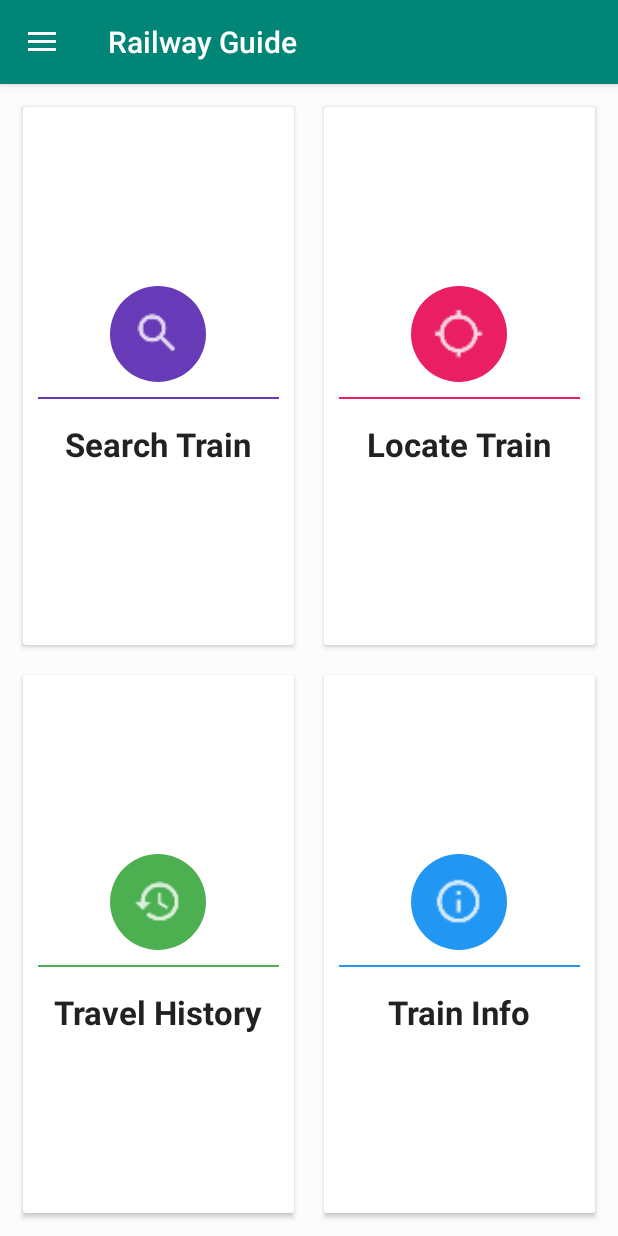
After one commit to Sowmik23/RailwayGuide, an Android app: the NavigationBarActivity screen opened directly, with no data from a screen before it, on a phone screen of 412 x 824 dp. The commit adds this screen. Run offline under Robolectric (Android 15) with nearby library versions, the phone set to English and light mode, and no system bars.

Commit message:
after adding navigation bar without fragment

```diff
--- a/app/build.gradle
+++ b/app/build.gradle
@@ -22,6 +22,8 @@ dependencies {
     implementation fileTree(dir: 'libs', include: ['*.jar'])
     implementation 'com.android.support:appcompat-v7:28.0.0'
     implementation 'com.android.support:cardview-v7:28.0.0'
+    implementation 'com.android.support:design:28.0.0'
+
     implementation 'com.android.support.constraint:constraint-layout:1.1.3'
     testImplementation 'junit:junit:4.12'
     androidTestImplementation 'com.android.support.test:runner:1.0.2'
--- a/app/src/main/java/com/example/sowmik/offline3/MainActivity.java
+++ b/app/src/main/java/com/example/sowmik/offline3/MainActivity.java
@@ -40,7 +40,7 @@ public class MainActivity extends AppCompatActivity {
                 if(username.equals("admin") && pass.endsWith("1234"))
                 {
 
-                    Intent intent = new Intent(MainActivity.this,SecondActivity.class);
+                    Intent intent = new Intent(MainActivity.this,NavigationBarActivity.class);
                     startActivity(intent);
 
                 }
--- /dev/null
+++ b/app/src/main/java/com/example/sowmik/offline3/NavigationBarActivity.java
@@ -0,0 +1,116 @@
+package com.example.sowmik.offline3;
+
+import android.content.Intent;
+import android.support.annotation.NonNull;
+import android.support.design.widget.NavigationView;
+import android.support.v4.widget.DrawerLayout;
+import android.support.v7.app.ActionBarDrawerToggle;
+import android.support.v7.app.AppCompatActivity;
+import android.os.Bundle;
+import android.view.MenuItem;
+import android.widget.Toast;
+
+public class NavigationBarActivity extends AppCompatActivity implements NavigationView.OnNavigationItemSelectedListener {
+
+    private NavigationView navigationView;
+    private DrawerLayout drawerLayout;
+    private ActionBarDrawerToggle actionBarDrawerToggle;
+
+
+    @Override
+    protected void onCreate(Bundle savedInstanceState) {
+        super.onCreate(savedInstanceState);
+        setContentView(R.layout.activity_navigation_bar);
+
+
+        drawerLayout = findViewById(R.id.drawerlayoutid);
+
+
+        actionBarDrawerToggle = new ActionBarDrawerToggle(this,drawerLayout,R.string.Open,R.string.Close);
+        actionBarDrawerToggle.setDrawerIndicatorEnabled(true);
+
+
+        drawerLayout.addDrawerListener(actionBarDrawerToggle);
+        actionBarDrawerToggle.syncState();
+
+
+        //to display the navigation bar
+
+        getSupportActionBar().setDisplayHomeAsUpEnabled(true);
+
+
+        navigationView = findViewById(R.id.nav_viewid);
+
+        navigationView.setNavigationItemSelectedListener(this);
+
+        if(savedInstanceState==null)
+        {
+
+
+
+            navigationView.setCheckedItem(R.id.nav_viewid);
+        }
+
+
+    }
+
+    @Override
+    public boolean onOptionsItemSelected(MenuItem item) {
+
+        return actionBarDrawerToggle.onOptionsItemSelected(item) || super.onOptionsItemSelected(item);
+    }
+
+    @Override
+    public boolean onNavigationItemSelected(@NonNull MenuItem menuItem) {
+
+        if (menuItem.getItemId()==R.id.homeid)
+        {
+
+            Intent intent = new Intent(NavigationBarActivity.this,SecondActivity.class);
+            startActivity(intent);
+
+            Toast.makeText(NavigationBarActivity.this, "Home", Toast.LENGTH_SHORT).show();
+        }
+        else if (menuItem.getItemId()==R.id.myprofileid)
+        {
+
+            Toast.makeText(NavigationBarActivity.this, "Profile", Toast.LENGTH_SHORT).show();
+        }
+        else if (menuItem.getItemId()==R.id.settingid)
+        {
+
+            Toast.makeText(NavigationBarActivity.this, "Setting", Toast.LENGTH_SHORT).show();
+        }
+        else if (menuItem.getItemId()==R.id.helpid)
+        {
+
+            Toast.makeText(NavigationBarActivity.this, "Help", Toast.LENGTH_SHORT).show();
+        }
+        else if (menuItem.getItemId()==R.id.signoutid)
+        {
+
+            Toast.makeText(NavigationBarActivity.this, "Sign Out", Toast.LENGTH_SHORT).show();
+        }
+
+
+
+        else if (menuItem.getItemId()==R.id.shareid)
+        {
+
+            Toast.makeText(NavigationBarActivity.this, "Share", Toast.LENGTH_SHORT).show();
+        }
+        else if (menuItem.getItemId()==R.id.feedbackid)
+        {
+
+            Toast.makeText(NavigationBarActivity.this, "Feedback", Toast.LENGTH_SHORT).show();
+        }
+        else if (menuItem.getItemId()==R.id.messageid)
+        {
+
+            Toast.makeText(NavigationBarActivity.this, "Message", Toast.LENGTH_SHORT).show();
+        }
+
+
+        return true;
+    }
+}
--- a/app/src/main/java/com/example/sowmik/offline3/SecondActivity.java
+++ b/app/src/main/java/com/example/sowmik/offline3/SecondActivity.java
@@ -16,6 +16,11 @@ public class SecondActivity extends AppCompatActivity implements View.OnClickLis
     protected void onCreate(Bundle savedInstanceState) {
         super.onCreate(savedInstanceState);
         setContentView(R.layout.activity_second);
+
+        getSupportActionBar().setDisplayHomeAsUpEnabled(true);
+        getSupportActionBar().setDisplayShowHomeEnabled(true);
+
+
 
         SearchTrainCardView = findViewById(R.id.searchtrainid);
         LocateTrainCardView = findViewById(R.id.locatetrainid);
--- a/app/src/main/java/com/example/sowmik/offline3/SplashScreenActivity.java
+++ b/app/src/main/java/com/example/sowmik/offline3/SplashScreenActivity.java
@@ -48,7 +48,7 @@ public class SplashScreenActivity extends AppCompatActivity {
     public  void doWork()
     {
 
-        for(progress =10;progress<=100;progress+=10)
+        for(progress =20;progress<=100;progress+=20)
         {
             try {
                 Thread.sleep(1000);
--- /dev/null
+++ b/app/src/main/res/drawable/ic_android_black_24dp.xml
@@ -0,0 +1,9 @@
+<vector xmlns:android="http://schemas.android.com/apk/res/android"
+        android:width="24dp"
+        android:height="24dp"
+        android:viewportWidth="24.0"
+        android:viewportHeight="24.0">
+    <path
+        android:fillColor="#FF000000"
+        android:pathData="M6,18c0,0.55 0.45,1 1,1h1v3.5c0,0.83 0.67,1.5 1.5,1.5s1.5,-0.67 1.5,-1.5L11,19h2v3.5c0,0.83 0.67,1.5 1.5,1.5s1.5,-0.67 1.5,-1.5L16,19h1c0.55,0 1,-0.45 1,-1L18,8L6,8v10zM3.5,8C2.67,8 2,8.67 2,9.5v7c0,0.83 0.67,1.5 1.5,1.5S5,17.33 5,16.5v-7C5,8.67 4.33,8 3.5,8zM20.5,8c-0.83,0 -1.5,0.67 -1.5,1.5v7c0,0.83 0.67,1.5 1.5,1.5s1.5,-0.67 1.5,-1.5v-7c0,-0.83 -0.67,-1.5 -1.5,-1.5zM15.53,2.16l1.3,-1.3c0.2,-0.2 0.2,-0.51 0,-0.71 -0.2,-0.2 -0.51,-0.2 -0.71,0l-1.48,1.48C13.85,1.23 12.95,1 12,1c-0.96,0 -1.86,0.23 -2.66,0.63L7.85,0.15c-0.2,-0.2 -0.51,-0.2 -0.71,0 -0.2,0.2 -0.2,0.51 0,0.71l1.31,1.31C6.97,3.26 6,5.01 6,7h12c0,-1.99 -0.97,-3.75 -2.47,-4.84zM10,5L9,5L9,4h1v1zM15,5h-1L14,4h1v1z"/>
+</vector>
--- /dev/null
+++ b/app/src/main/res/drawable/ic_feedback_icon.xml
@@ -0,0 +1,9 @@
+<vector xmlns:android="http://schemas.android.com/apk/res/android"
+        android:width="24dp"
+        android:height="24dp"
+        android:viewportWidth="24.0"
+        android:viewportHeight="24.0">
+    <path
+        android:fillColor="#FF000000"
+        android:pathData="M20,2L4,2c-1.1,0 -1.99,0.9 -1.99,2L2,22l4,-4h14c1.1,0 2,-0.9 2,-2L22,4c0,-1.1 -0.9,-2 -2,-2zM13,14h-2v-2h2v2zM13,10h-2L11,6h2v4z"/>
+</vector>
--- /dev/null
+++ b/app/src/main/res/drawable/ic_help_icon.xml
@@ -0,0 +1,9 @@
+<vector xmlns:android="http://schemas.android.com/apk/res/android"
+        android:width="24dp"
+        android:height="24dp"
+        android:viewportWidth="24.0"
+        android:viewportHeight="24.0">
+    <path
+        android:fillColor="#FF000000"
+        android:pathData="M12,2C6.48,2 2,6.48 2,12s4.48,10 10,10 10,-4.48 10,-10S17.52,2 12,2zM13,19h-2v-2h2v2zM15.07,11.25l-0.9,0.92C13.45,12.9 13,13.5 13,15h-2v-0.5c0,-1.1 0.45,-2.1 1.17,-2.83l1.24,-1.26c0.37,-0.36 0.59,-0.86 0.59,-1.41 0,-1.1 -0.9,-2 -2,-2s-2,0.9 -2,2L8,9c0,-2.21 1.79,-4 4,-4s4,1.79 4,4c0,0.88 -0.36,1.68 -0.93,2.25z"/>
+</vector>
--- /dev/null
+++ b/app/src/main/res/drawable/ic_home_icon.xml
@@ -0,0 +1,9 @@
+<vector xmlns:android="http://schemas.android.com/apk/res/android"
+        android:width="24dp"
+        android:height="24dp"
+        android:viewportWidth="24.0"
+        android:viewportHeight="24.0">
+    <path
+        android:fillColor="#FF000000"
+        android:pathData="M10,20v-6h4v6h5v-8h3L12,3 2,12h3v8z"/>
+</vector>
--- /dev/null
+++ b/app/src/main/res/drawable/ic_message_icon.xml
@@ -0,0 +1,9 @@
+<vector xmlns:android="http://schemas.android.com/apk/res/android"
+        android:width="24dp"
+        android:height="24dp"
+        android:viewportWidth="24.0"
+        android:viewportHeight="24.0">
+    <path
+        android:fillColor="#FF000000"
+        android:pathData="M20,2L4,2c-1.1,0 -1.99,0.9 -1.99,2L2,22l4,-4h14c1.1,0 2,-0.9 2,-2L22,4c0,-1.1 -0.9,-2 -2,-2zM18,14L6,14v-2h12v2zM18,11L6,11L6,9h12v2zM18,8L6,8L6,6h12v2z"/>
+</vector>
--- /dev/null
+++ b/app/src/main/res/drawable/ic_person_profile.xml
@@ -0,0 +1,9 @@
+<vector xmlns:android="http://schemas.android.com/apk/res/android"
+        android:width="24dp"
+        android:height="24dp"
+        android:viewportWidth="24.0"
+        android:viewportHeight="24.0">
+    <path
+        android:fillColor="#FF000000"
+        android:pathData="M12,12c2.21,0 4,-1.79 4,-4s-1.79,-4 -4,-4 -4,1.79 -4,4 1.79,4 4,4zM12,14c-2.67,0 -8,1.34 -8,4v2h16v-2c0,-2.66 -5.33,-4 -8,-4z"/>
+</vector>
--- /dev/null
+++ b/app/src/main/res/drawable/ic_settings_icon.xml
@@ -0,0 +1,9 @@
+<vector xmlns:android="http://schemas.android.com/apk/res/android"
+        android:width="24dp"
+        android:height="24dp"
+        android:viewportWidth="24.0"
+        android:viewportHeight="24.0">
+    <path
+        android:fillColor="#FF000000"
+        android:pathData="M19.43,12.98c0.04,-0.32 0.07,-0.64 0.07,-0.98s-0.03,-0.66 -0.07,-0.98l2.11,-1.65c0.19,-0.15 0.24,-0.42 0.12,-0.64l-2,-3.46c-0.12,-0.22 -0.39,-0.3 -0.61,-0.22l-2.49,1c-0.52,-0.4 -1.08,-0.73 -1.69,-0.98l-0.38,-2.65C14.46,2.18 14.25,2 14,2h-4c-0.25,0 -0.46,0.18 -0.49,0.42l-0.38,2.65c-0.61,0.25 -1.17,0.59 -1.69,0.98l-2.49,-1c-0.23,-0.09 -0.49,0 -0.61,0.22l-2,3.46c-0.13,0.22 -0.07,0.49 0.12,0.64l2.11,1.65c-0.04,0.32 -0.07,0.65 -0.07,0.98s0.03,0.66 0.07,0.98l-2.11,1.65c-0.19,0.15 -0.24,0.42 -0.12,0.64l2,3.46c0.12,0.22 0.39,0.3 0.61,0.22l2.49,-1c0.52,0.4 1.08,0.73 1.69,0.98l0.38,2.65c0.03,0.24 0.24,0.42 0.49,0.42h4c0.25,0 0.46,-0.18 0.49,-0.42l0.38,-2.65c0.61,-0.25 1.17,-0.59 1.69,-0.98l2.49,1c0.23,0.09 0.49,0 0.61,-0.22l2,-3.46c0.12,-0.22 0.07,-0.49 -0.12,-0.64l-2.11,-1.65zM12,15.5c-1.93,0 -3.5,-1.57 -3.5,-3.5s1.57,-3.5 3.5,-3.5 3.5,1.57 3.5,3.5 -1.57,3.5 -3.5,3.5z"/>
+</vector>
--- /dev/null
+++ b/app/src/main/res/drawable/ic_share_icon.xml
@@ -0,0 +1,9 @@
+<vector xmlns:android="http://schemas.android.com/apk/res/android"
+        android:width="24dp"
+        android:height="24dp"
+        android:viewportWidth="24.0"
+        android:viewportHeight="24.0">
+    <path
+        android:fillColor="#FF000000"
+        android:pathData="M18,16.08c-0.76,0 -1.44,0.3 -1.96,0.77L8.91,12.7c0.05,-0.23 0.09,-0.46 0.09,-0.7s-0.04,-0.47 -0.09,-0.7l7.05,-4.11c0.54,0.5 1.25,0.81 2.04,0.81 1.66,0 3,-1.34 3,-3s-1.34,-3 -3,-3 -3,1.34 -3,3c0,0.24 0.04,0.47 0.09,0.7L8.04,9.81C7.5,9.31 6.79,9 6,9c-1.66,0 -3,1.34 -3,3s1.34,3 3,3c0.79,0 1.5,-0.31 2.04,-0.81l7.12,4.16c-0.05,0.21 -0.08,0.43 -0.08,0.65 0,1.61 1.31,2.92 2.92,2.92 1.61,0 2.92,-1.31 2.92,-2.92s-1.31,-2.92 -2.92,-2.92z"/>
+</vector>
--- /dev/null
+++ b/app/src/main/res/layout/activity_navigation_bar.xml
@@ -0,0 +1,265 @@
+<?xml version="1.0" encoding="utf-8"?>
+
+<android.support.v4.widget.DrawerLayout
+    xmlns:android="http://schemas.android.com/apk/res/android"
+    xmlns:app="http://schemas.android.com/apk/res-auto"
+    xmlns:tools="http://schemas.android.com/tools"
+    android:layout_width="match_parent"
+    android:layout_height="match_parent"
+    tools:openDrawer="start"
+    android:orientation="vertical"
+    android:id="@+id/drawerlayoutid"
+
+    android:fitsSystemWindows="false"
+    >
+
+
+    <LinearLayout
+        xmlns:android="http://schemas.android.com/apk/res/android"
+        xmlns:app="http://schemas.android.com/apk/res-auto"
+        xmlns:tools="http://schemas.android.com/tools"
+        android:layout_width="match_parent"
+        android:layout_height="match_parent"
+
+        android:background="@color/background_color"
+        android:orientation="vertical"
+        android:weightSum="2"
+        android:padding="5dp"
+        android:gravity="center"
+        tools:context=".NavigationBarActivity">
+
+
+        <LinearLayout
+            android:gravity="center"
+            android:layout_weight="1"
+            android:orientation="horizontal"
+            android:clipToPadding="false"
+            android:layout_width="match_parent"
+            android:layout_height="0dp">
+
+            <android.support.v7.widget.CardView
+
+                android:foreground="?android:attr/selectableItemBackground"
+                android:clickable="true"
+                android:layout_margin="10dp"
+                android:id="@+id/searchtrainid"
+                android:layout_weight="1"
+                android:layout_width="0dp"
+                android:layout_height="match_parent">
+
+
+                <LinearLayout
+                    android:orientation="vertical"
+                    android:gravity="center"
+                    android:layout_width="match_parent"
+                    android:layout_height="match_parent">
+
+                    <ImageView
+                        android:layout_width="64dp"
+                        android:layout_height="64dp"
+                        android:src="@drawable/ic_action_user_search_icon"
+                        android:padding="10dp"
+                        android:background="@drawable/circlebackgroundpurple"
+                        />
+                    <View
+                        android:layout_width="match_parent"
+                        android:layout_height="1dp"
+                        android:layout_margin="10dp"
+                        android:background="@color/material_deep_purple"
+                        />
+
+                    <TextView
+                        android:textAppearance="?android:textAppearanceLarge"
+                        android:layout_width="wrap_content"
+                        android:layout_height="wrap_content"
+                        android:layout_marginTop="5dp"
+                        android:textStyle="bold"
+                        android:text="@string/option1"
+                        />
+
+
+                </LinearLayout>
+
+
+
+            </android.support.v7.widget.CardView>
+
+
+            <android.support.v7.widget.CardView
+
+                android:foreground="?android:attr/selectableItemBackground"
+                android:clickable="true"
+                android:layout_margin="10dp"
+                android:id="@+id/locatetrainid"
+                android:layout_weight="1"
+                android:layout_width="0dp"
+                android:layout_height="match_parent">
+
+
+                <LinearLayout
+                    android:orientation="vertical"
+                    android:gravity="center"
+                    android:layout_width="match_parent"
+                    android:layout_height="match_parent">
+
+                    <ImageView
+                        android:layout_width="64dp"
+                        android:layout_height="64dp"
+                        android:src="@drawable/ic_action_user_search_location_icon"
+                        android:padding="10dp"
+                        android:background="@drawable/circlebackgroundpink"
+                        />
+                    <View
+                        android:layout_width="match_parent"
+                        android:layout_height="1dp"
+                        android:layout_margin="10dp"
+                        android:background="@color/material_pink"
+                        />
+
+                    <TextView
+                        android:textAppearance="?android:textAppearanceLarge"
+                        android:layout_width="wrap_content"
+                        android:layout_height="wrap_content"
+                        android:layout_marginTop="5dp"
+                        android:textStyle="bold"
+                        android:text="@string/option2"
+                        />
+
+
+                </LinearLayout>
+
+
+
+            </android.support.v7.widget.CardView>
+
+
+        </LinearLayout>
+
+
+        <!--2nd Linear layout-->
+
+        <LinearLayout
+            android:gravity="center"
+            android:layout_weight="1"
+            android:orientation="horizontal"
+            android:clipToPadding="false"
+            android:layout_width="match_parent"
+            android:layout_height="0dp">
+
+            <android.support.v7.widget.CardView
+
+                android:foreground="?android:attr/selectableItemBackground"
+                android:clickable="true"
+                android:layout_margin="10dp"
+                android:id="@+id/travelhistoryid"
+                android:layout_weight="1"
+                android:layout_width="0dp"
+                android:layout_height="match_parent">
+
+
+                <LinearLayout
+                    android:orientation="vertical"
+                    android:gravity="center"
+                    android:layout_width="match_parent"
+                    android:layout_height="match_parent">
+
+                    <ImageView
+                        android:layout_width="64dp"
+                        android:layout_height="64dp"
+                        android:src="@drawable/ic_action_user_history_icon"
+                        android:padding="10dp"
+                        android:background="@drawable/circlebackgroundgreen"
+                        />
+                    <View
+                        android:layout_width="match_parent"
+                        android:layout_height="1dp"
+                        android:layout_margin="10dp"
+                        android:background="@color/material_green"
+                        />
+
+                    <TextView
+                        android:textAppearance="?android:textAppearanceLarge"
+                        android:layout_width="wrap_content"
+                        android:layout_height="wrap_content"
+                        android:layout_marginTop="5dp"
+                        android:textStyle="bold"
+                        android:text="@string/option3"
+                        />
+
+
+                </LinearLayout>
+
+
+
+            </android.support.v7.widget.CardView>
+
+
+            <android.support.v7.widget.CardView
+
+                android:foreground="?android:attr/selectableItemBackground"
+                android:clickable="true"
+                android:layout_margin="10dp"
+                android:id="@+id/traininfoid"
+                android:layout_weight="1"
+                android:layout_width="0dp"
+                android:layout_height="match_parent">
+
+
+                <LinearLayout
+                    android:orientation="vertical"
+                    android:gravity="center"
+                    android:layout_width="match_parent"
+                    android:layout_height="match_parent">
+
+                    <ImageView
+                        android:layout_width="64dp"
+                        android:layout_height="64dp"
+                        android:src="@drawable/ic_action_user_info_icon"
+                        android:padding="10dp"
+                        android:background="@drawable/circlebackgroundblue"
+                        />
+                    <View
+                        android:layout_width="match_parent"
+                        android:layout_height="1dp"
+                        android:layout_margin="10dp"
+                        android:background="@color/material_blue"
+                        />
+
+                    <TextView
+                        android:textAppearance="?android:textAppearanceLarge"
+                        android:layout_width="wrap_content"
+                        android:layout_height="wrap_content"
+                        android:layout_marginTop="5dp"
+                        android:textStyle="bold"
+                        android:text="@string/option4"
+                        />
+
+
+                </LinearLayout>
+
+
+
+            </android.support.v7.widget.CardView>
+
+
+        </LinearLayout>
+
+
+
+    </LinearLayout>
+
+
+    <android.support.design.widget.NavigationView
+        android:layout_width="wrap_content"
+        android:layout_height="match_parent"
+        android:id="@+id/nav_viewid"
+        android:layout_gravity="start"
+        app:headerLayout="@layout/navigation_header"
+        app:menu="@menu/navigation_menu">
+
+
+    </android.support.design.widget.NavigationView>
+
+
+
+</android.support.v4.widget.DrawerLayout>
--- /dev/null
+++ b/app/src/main/res/layout/navigation_header.xml
@@ -0,0 +1,18 @@
+<?xml version="1.0" encoding="utf-8"?>
+<LinearLayout
+    xmlns:android="http://schemas.android.com/apk/res/android"
+    android:layout_width="match_parent"
+    android:layout_height="wrap_content"
+    android:gravity="center"
+    android:background="@color/colorPrimaryDark"
+    >
+
+    <ImageView
+        android:layout_width="100dp"
+        android:layout_height="130dp"
+        android:src="@drawable/ic_android_black_24dp"
+        android:layout_marginBottom="15dp"
+        android:layout_marginTop="15dp"
+        />
+
+</LinearLayout>
--- /dev/null
+++ b/app/src/main/res/menu/navigation_menu.xml
@@ -0,0 +1,80 @@
+<?xml version="1.0" encoding="utf-8"?>
+<menu xmlns:android="http://schemas.android.com/apk/res/android"
+    xmlns:app="http://schemas.android.com/apk/res-auto"
+    xmlns:tools="http://schemas.android.com/tools"
+    tools:showIn="navigation_view"
+    >
+
+
+    <group android:checkableBehavior="single">
+        <item
+            android:id="@+id/homeid"
+            android:checked="true"
+            android:title="Home"
+            android:icon="@drawable/ic_home_icon"
+            >
+        </item>
+
+        <item
+            android:id="@+id/myprofileid"
+            android:title="My Profile"
+            android:icon="@drawable/ic_person_profile"
+            >
+        </item>
+
+        <item
+            android:id="@+id/settingid"
+            android:title="Setting"
+            android:icon="@drawable/ic_settings_icon"
+            >
+        </item>
+
+        <item
+            android:id="@+id/helpid"
+            android:title="Help"
+            android:icon="@drawable/ic_help_icon"
+            >
+        </item>
+
+
+        <item
+            android:id="@+id/signoutid"
+            android:title="Sign Out"
+            >
+
+        </item>
+
+    </group>
+
+    <item android:title="Communicate">
+        <menu>
+
+            <item
+                android:id="@+id/shareid"
+                android:title="Share"
+                android:icon="@drawable/ic_share_icon"
+                >
+            </item>
+
+            <item
+                android:id="@+id/feedbackid"
+                android:title="Feedback"
+                android:icon="@drawable/ic_feedback_icon"
+                >
+            </item>
+
+            <item
+                android:id="@+id/messageid"
+                android:title="Message"
+                android:icon="@drawable/ic_message_icon"
+                >
+            </item>
+
+
+        </menu>
+    </item>
+
+
+
+
+</menu>
--- a/app/src/main/res/values/strings.xml
+++ b/app/src/main/res/values/strings.xml
@@ -46,4 +46,8 @@
         <item> Chittagong </item>
     </string-array>
 
+
+    <string name="Open">Railway Guide</string>
+    <string name="Close">Railway Guide</string>
+
 </resources>
```
Also changed, not shown: app/src/main/AndroidManifest.xml (+5 -2 lines).
